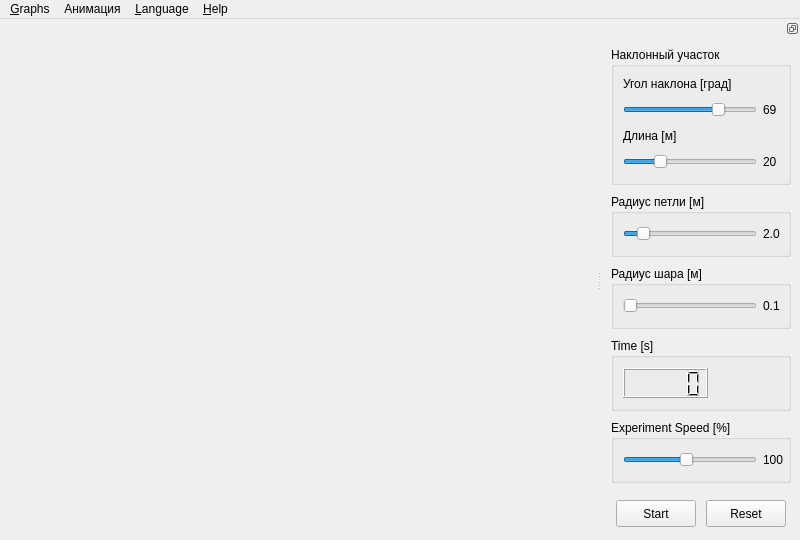
This is src/Deathloop/MainWindow.ui in AlienCowEatCake/deathloop as Qt 5 draws it before an edit. The edited form follows.
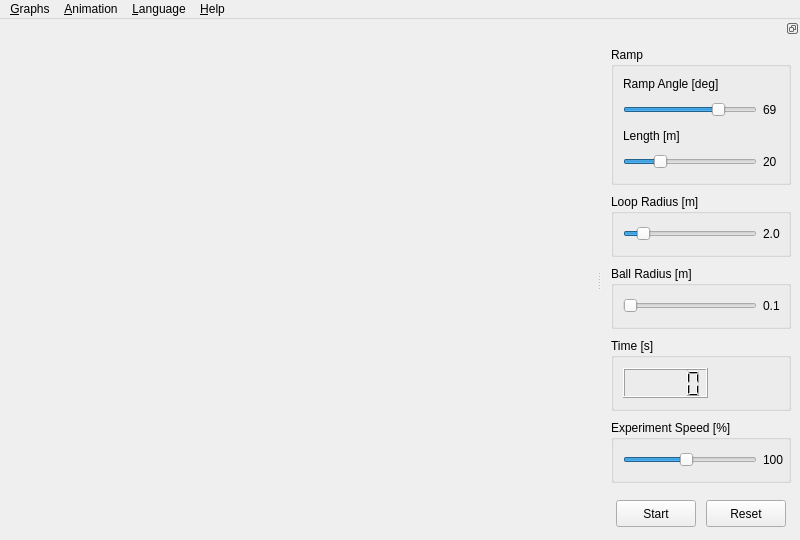
This is the edited form. Icons and pictures are not drawn. Custom widgets are drawn as their Qt base class.

Diff of the .ui file:
```diff
--- a/src/Deathloop/MainWindow.ui
+++ b/src/Deathloop/MainWindow.ui
@@ -36,7 +36,7 @@
    </widget>
    <widget class="QMenu" name="menuAnimation">
     <property name="title">
-     <string>Анимация</string>
+     <string>&amp;Animation</string>
     </property>
     <addaction name="actionBallAnimation"/>
    </widget>
@@ -91,7 +91,7 @@
      <item>
       <widget class="QGroupBox" name="groupBox">
        <property name="title">
-        <string>Наклонный участок</string>
+        <string>Ramp</string>
        </property>
        <layout class="QGridLayout" name="gridLayout">
         <property name="topMargin">
@@ -109,7 +109,7 @@
         <item row="0" column="0" colspan="2">
          <widget class="QLabel" name="label_6">
           <property name="text">
-           <string>Угол наклона [град]</string>
+           <string>Ramp Angle [deg]</string>
           </property>
          </widget>
         </item>
@@ -145,7 +145,7 @@
         <item row="2" column="0" colspan="2">
          <widget class="QLabel" name="label_5">
           <property name="text">
-           <string>Длина [м]</string>
+           <string>Length [m]</string>
           </property>
          </widget>
         </item>
@@ -181,7 +181,7 @@
      <item>
       <widget class="QGroupBox" name="groupBox_2">
        <property name="title">
-        <string>Радиус петли [м]</string>
+        <string>Loop Radius [m]</string>
        </property>
        <layout class="QGridLayout" name="gridLayout_2">
         <property name="topMargin">
@@ -231,7 +231,7 @@
      <item>
       <widget class="QGroupBox" name="groupBox_3">
        <property name="title">
-        <string>Радиус шара [м]</string>
+        <string>Ball Radius [m]</string>
        </property>
        <layout class="QGridLayout" name="gridLayout_3">
         <property name="topMargin">
```
Left out of the diff: 8 changed lines with no effect on the pictures.
